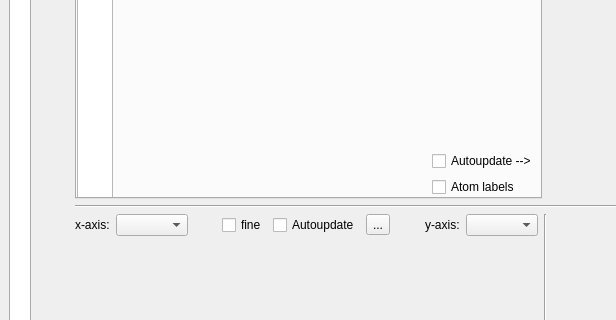
Old version of the form gui/XtalxplorerMainWindowUI.ui in the repository jamasi/Xtal-xplore-R; both pictures show x 0 to 616 and y 162 to 482 of the 1024 by 740 pixel window.
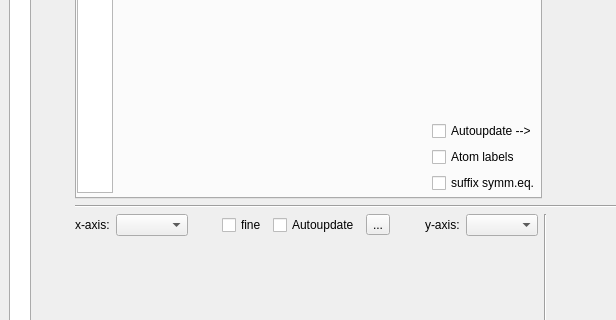
New version of the form. Icons and pictures are not drawn. Custom widgets are drawn as their Qt base class.

Commit message: fix ui bug to better work on laptop?

Patch:
```diff
--- a/gui/XtalxplorerMainWindowUI.ui
+++ b/gui/XtalxplorerMainWindowUI.ui
@@ -114,7 +114,7 @@
                 <x>0</x>
                 <y>0</y>
                 <width>471</width>
-                <height>331</height>
+                <height>301</height>
                </rect>
               </property>
               <layout class="QGridLayout" name="gridLayout_params">
```
The commit also changes 2 other files.
